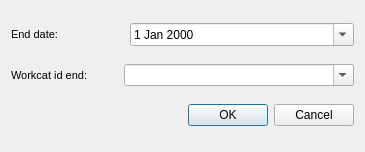
Giswater/giswater_qgis_plugin, file ui/arc_fusion.ui: the form before one commit.
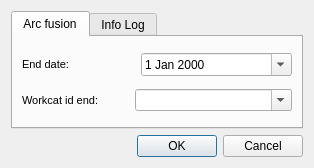
The form after the commit.

```diff
--- a/ui/arc_fusion.ui
+++ b/ui/arc_fusion.ui
@@ -6,42 +6,85 @@
    <rect>
     <x>0</x>
     <y>0</y>
-    <width>365</width>
-    <height>152</height>
+    <width>314</width>
+    <height>165</height>
    </rect>
   </property>
   <property name="windowTitle">
    <string>Arc fusion</string>
   </property>
   <layout class="QGridLayout" name="gridLayout">
-   <item row="2" column="1">
-    <widget class="QPushButton" name="btn_accept">
+   <item row="0" column="0">
+    <widget class="QTabWidget" name="mainTab">
+     <property name="currentIndex">
+      <number>0</number>
+     </property>
+     <widget class="QWidget" name="tab_config">
+      <attribute name="title">
+       <string>Arc fusion</string>
+      </attribute>
+      <layout class="QGridLayout" name="gridLayout_2">
+       <item row="0" column="0">
+        <layout class="QHBoxLayout" name="horizontalLayout_2">
+         <item>
+          <widget class="QLabel" name="label_enddate">
+           <property name="font">
+            <font>
+             <pointsize>8</pointsize>
+            </font>
+           </property>
+           <property name="frameShape">
+            <enum>QFrame::NoFrame</enum>
+           </property>
+           <property name="frameShadow">
+            <enum>QFrame::Raised</enum>
+           </property>
      <property name="text">
-      <string>OK</string>
+            <string>End date:</string>
+           </property>
+           <property name="textFormat">
+            <enum>Qt::AutoText</enum>
+           </property>
+           <property name="scaledContents">
+            <bool>false</bool>
+           </property>
+           <property name="margin">
+            <number>3</number>
      </property>
     </widget>
    </item>
-   <item row="2" column="0">
-    <spacer name="horizontalSpacer_3">
+         <item>
+          <spacer name="horizontalSpacer">
      <property name="orientation">
       <enum>Qt::Horizontal</enum>
      </property>
+           <property name="sizeType">
+            <enum>QSizePolicy::Fixed</enum>
+           </property>
      <property name="sizeHint" stdset="0">
       <size>
-       <width>40</width>
+             <width>65</width>
        <height>20</height>
       </size>
      </property>
     </spacer>
    </item>
-   <item row="2" column="2">
-    <widget class="QPushButton" name="btn_cancel">
-     <property name="text">
-      <string>Cancel</string>
+         <item>
+          <widget class="QDateEdit" name="enddate">
+           <property name="sizePolicy">
+            <sizepolicy hsizetype="Expanding" vsizetype="Fixed">
+             <horstretch>0</horstretch>
+             <verstretch>0</verstretch>
+            </sizepolicy>
+           </property>
+           <property name="calendarPopup">
+            <bool>true</bool>
      </property>
     </widget>
    </item>
-   <item row="1" column="0" colspan="3">
+        </layout>
+       </item>
+       <item row="1" column="0">
     <layout class="QHBoxLayout" name="horizontalLayout">
      <item>
       <widget class="QLabel" name="label_workcat_id_end">
@@ -104,66 +147,64 @@
      </item>
     </layout>
    </item>
-   <item row="0" column="0" colspan="3">
-    <layout class="QHBoxLayout" name="horizontalLayout_2">
-     <item>
-      <widget class="QLabel" name="label_enddate">
-       <property name="font">
-        <font>
-         <pointsize>8</pointsize>
-        </font>
-       </property>
-       <property name="frameShape">
-        <enum>QFrame::NoFrame</enum>
-       </property>
-       <property name="frameShadow">
-        <enum>QFrame::Raised</enum>
-       </property>
-       <property name="text">
-        <string>End date:</string>
-       </property>
-       <property name="textFormat">
-        <enum>Qt::AutoText</enum>
-       </property>
-       <property name="scaledContents">
-        <bool>false</bool>
-       </property>
-       <property name="margin">
-        <number>3</number>
-       </property>
-      </widget>
-     </item>
+      </layout>
+     </widget>
+     <widget class="QWidget" name="tab_loginfo">
+      <attribute name="title">
+       <string>Info Log</string>
+      </attribute>
+      <layout class="QGridLayout" name="gridLayout_3">
+       <item row="0" column="0">
+        <widget class="QTextEdit" name="txt_infolog"/>
+       </item>
+      </layout>
+     </widget>
+    </widget>
+   </item>
+   <item row="2" column="0">
+    <layout class="QHBoxLayout" name="horizontalLayout_3">
      <item>
-      <spacer name="horizontalSpacer">
+      <spacer name="horizontalSpacer_3">
        <property name="orientation">
         <enum>Qt::Horizontal</enum>
        </property>
-       <property name="sizeType">
-        <enum>QSizePolicy::Fixed</enum>
-       </property>
        <property name="sizeHint" stdset="0">
         <size>
-         <width>65</width>
+         <width>40</width>
          <height>20</height>
         </size>
        </property>
       </spacer>
      </item>
      <item>
-      <widget class="QDateEdit" name="enddate">
-       <property name="sizePolicy">
-        <sizepolicy hsizetype="Expanding" vsizetype="Fixed">
-         <horstretch>0</horstretch>
-         <verstretch>0</verstretch>
-        </sizepolicy>
+      <widget class="QPushButton" name="btn_accept">
+       <property name="text">
+        <string>OK</string>
        </property>
-       <property name="calendarPopup">
-        <bool>true</bool>
+      </widget>
+     </item>
+     <item>
+      <widget class="QPushButton" name="btn_cancel">
+       <property name="text">
+        <string>Cancel</string>
        </property>
       </widget>
      </item>
     </layout>
    </item>
+   <item row="1" column="0">
+    <spacer name="verticalSpacer">
+     <property name="orientation">
+      <enum>Qt::Vertical</enum>
+     </property>
+     <property name="sizeHint" stdset="0">
+      <size>
+       <width>20</width>
+       <height>40</height>
+      </size>
+     </property>
+    </spacer>
+   </item>
   </layout>
  </widget>
  <tabstops>
```
Lines whose indentation alone changed are shown as unchanged.
